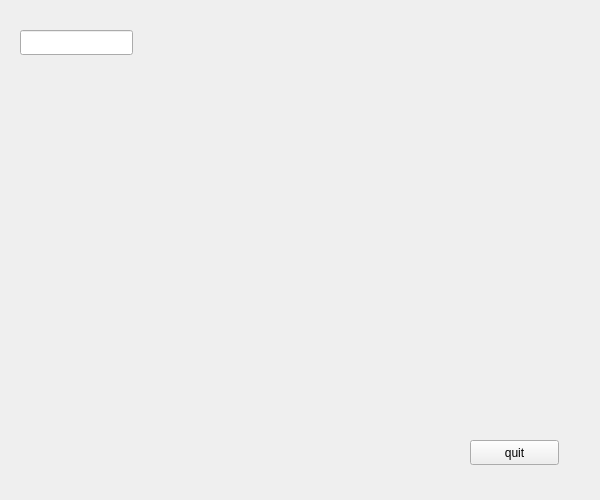
This is demo1/doc_edit.ui in KeviaWang/work as Qt 5 draws it before an edit. The edited form follows.
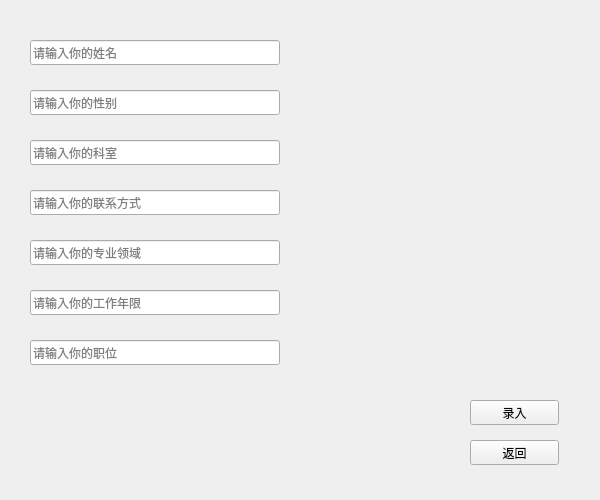
This is the edited form.

What changed in the file:
```diff
--- a/demo1/doc_edit.ui
+++ b/demo1/doc_edit.ui
@@ -23,17 +23,111 @@
     </rect>
    </property>
    <property name="text">
-    <string>quit</string>
+    <string>返回</string>
    </property>
   </widget>
   <widget class="QLineEdit" name="lineEdit">
    <property name="geometry">
     <rect>
-     <x>20</x>
-     <y>30</y>
-     <width>113</width>
+     <x>30</x>
+     <y>40</y>
+     <width>250</width>
      <height>25</height>
     </rect>
+   </property>
+   <property name="placeholderText">
+    <string>请输入你的姓名</string>
+   </property>
+  </widget>
+  <widget class="QLineEdit" name="genderEdit">
+   <property name="geometry">
+    <rect>
+     <x>30</x>
+     <y>90</y>
+     <width>250</width>
+     <height>25</height>
+    </rect>
+   </property>
+   <property name="placeholderText">
+    <string>请输入你的性别</string>
+   </property>
+  </widget>
+  <widget class="QLineEdit" name="roomEdit">
+   <property name="geometry">
+    <rect>
+     <x>30</x>
+     <y>140</y>
+     <width>250</width>
+     <height>25</height>
+    </rect>
+   </property>
+   <property name="placeholderText">
+    <string>请输入你的科室</string>
+   </property>
+  </widget>
+  <widget class="QLineEdit" name="contactEdit">
+   <property name="geometry">
+    <rect>
+     <x>30</x>
+     <y>190</y>
+     <width>250</width>
+     <height>25</height>
+    </rect>
+   </property>
+   <property name="placeholderText">
+    <string>请输入你的联系方式</string>
+   </property>
+  </widget>
+  <widget class="QLineEdit" name="majorEdit">
+   <property name="geometry">
+    <rect>
+     <x>30</x>
+     <y>240</y>
+     <width>250</width>
+     <height>25</height>
+    </rect>
+   </property>
+   <property name="placeholderText">
+    <string>请输入你的专业领域</string>
+   </property>
+  </widget>
+  <widget class="QLineEdit" name="yearEdit">
+   <property name="geometry">
+    <rect>
+     <x>30</x>
+     <y>290</y>
+     <width>250</width>
+     <height>25</height>
+    </rect>
+   </property>
+   <property name="placeholderText">
+    <string>请输入你的工作年限</string>
+   </property>
+  </widget>
+  <widget class="QLineEdit" name="positionEdit">
+   <property name="geometry">
+    <rect>
+     <x>30</x>
+     <y>340</y>
+     <width>250</width>
+     <height>25</height>
+    </rect>
+   </property>
+   <property name="placeholderText">
+    <string>请输入你的职位</string>
+   </property>
+  </widget>
+  <widget class="QPushButton" name="pushButton_2">
+   <property name="geometry">
+    <rect>
+     <x>470</x>
+     <y>400</y>
+     <width>89</width>
+     <height>25</height>
+    </rect>
+   </property>
+   <property name="text">
+    <string>录入</string>
    </property>
   </widget>
  </widget>
```
Left out of the diff: 2 changed lines with no effect on the pictures.
